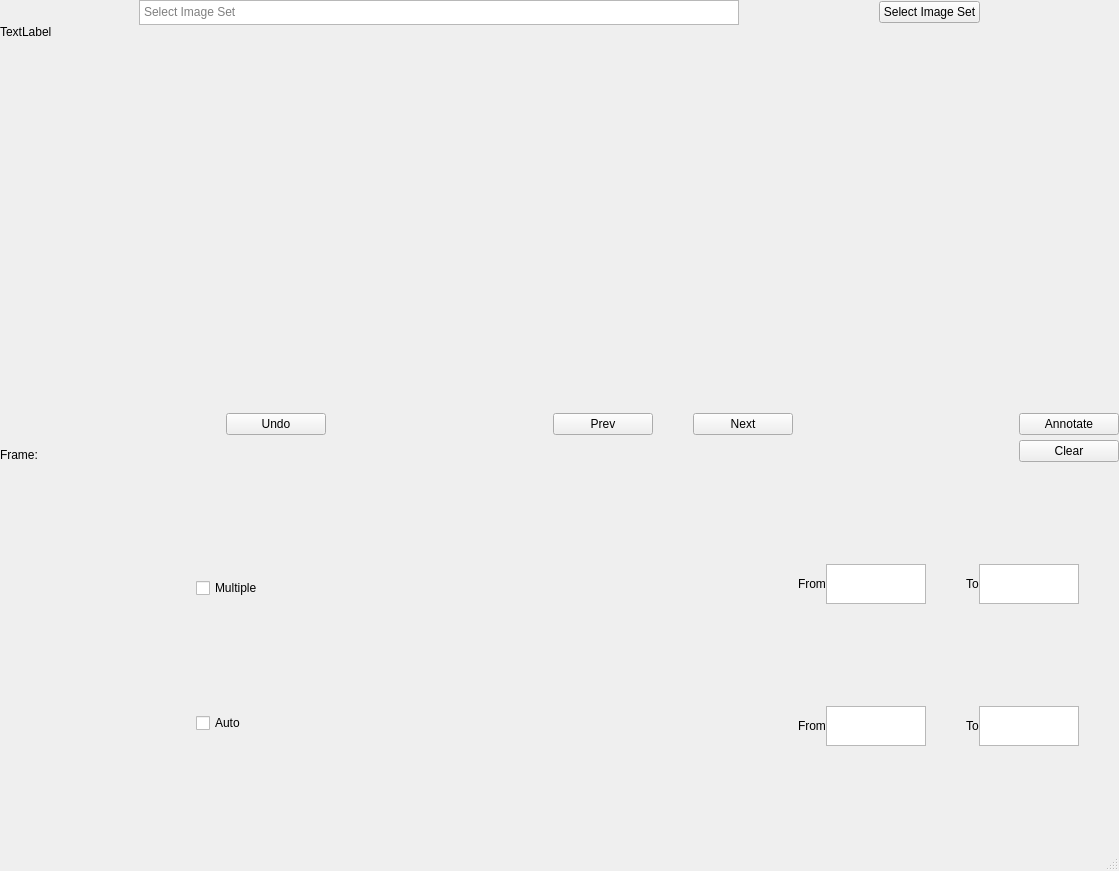
Old version of the form ANTS_annotator/v1/window_2.ui in the repository AydinAlptug/ANTS-annotator.
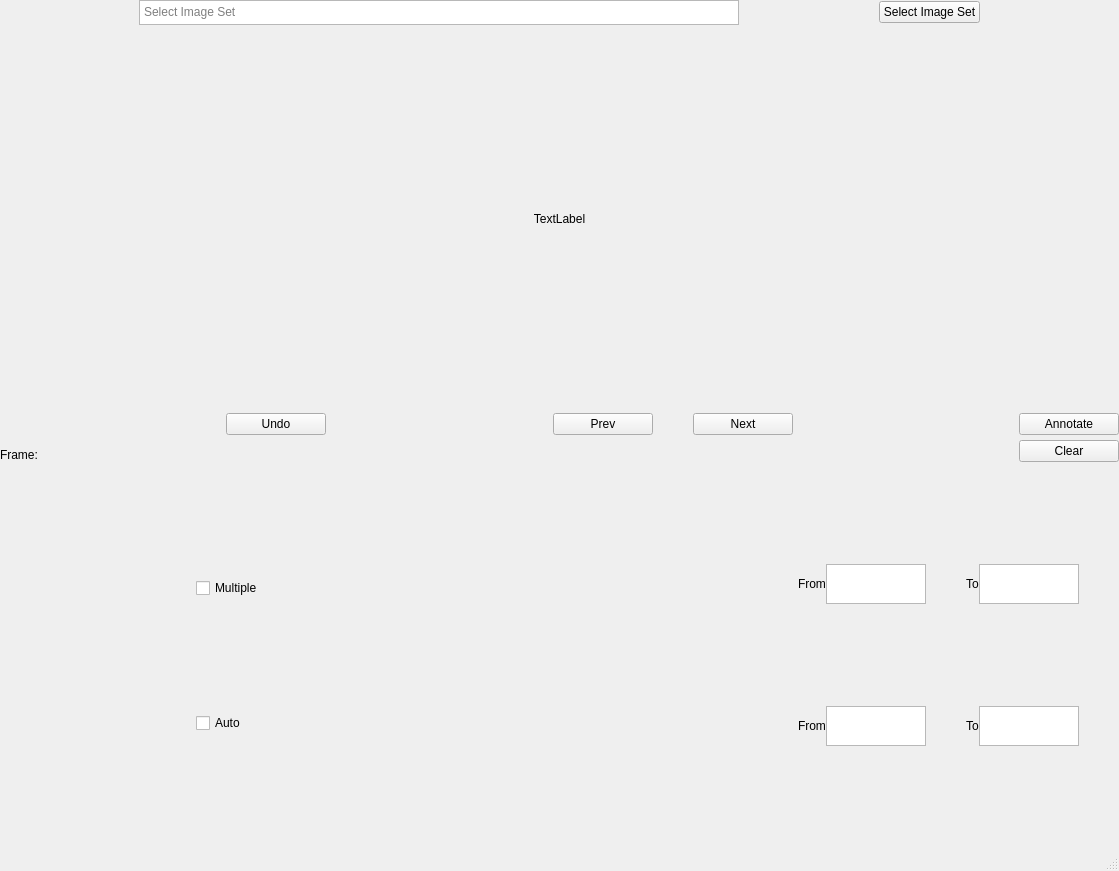
New version of the form.

Commit message: add next/previous frame transitions

```diff
--- a/ANTS_annotator/v1/window_2.ui
+++ b/ANTS_annotator/v1/window_2.ui
@@ -133,7 +133,7 @@
            <string>TextLabel</string>
           </property>
           <property name="alignment">
-           <set>Qt::AlignLeading|Qt::AlignLeft|Qt::AlignTop</set>
+           <set>Qt::AlignCenter</set>
           </property>
          </widget>
         </item>
```
The commit also changes 2 other files.
